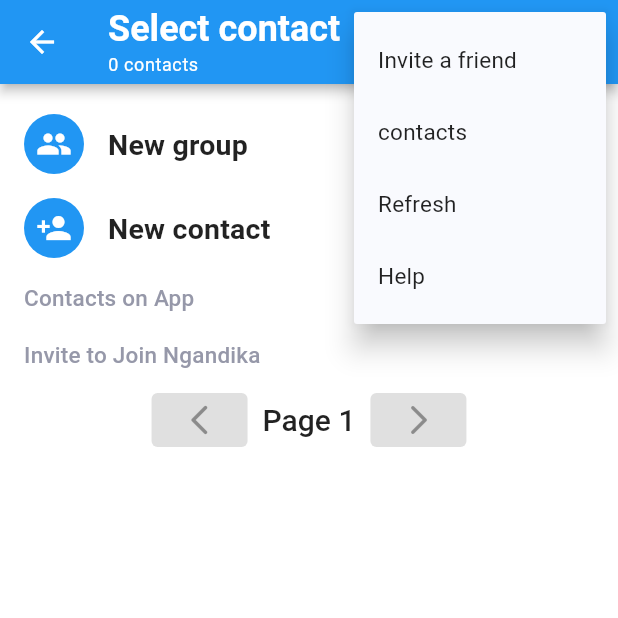
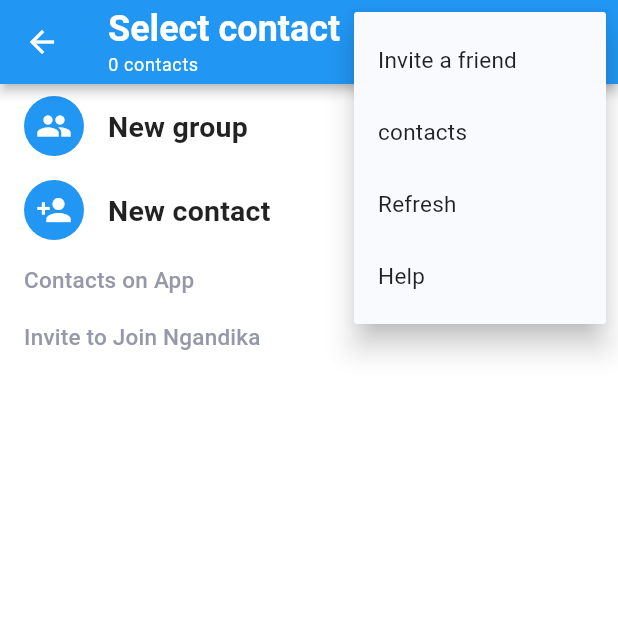
Before and after one commit to dicky7/ngandika_app, a Flutter app: the SelectContactPage screen opened by its route, after a tap on the "more vert" icon, on a phone screen of 412 x 824 dp, the top half of it. Run offline on Flutter 3.47's test engine with Material 2 defaults, Android fonts, the phone set to English and light mode, and no system bars; our stand-ins replace bloc, cached_network_image, cloud_firestore, country_picker, dartz, equatable and 13 more; accounts and stored records are empty; generated files the repository leaves out were written again.

Commit message:
update contact

```diff
--- a/lib/injection.dart
+++ b/lib/injection.dart
@@ -11,9 +11,9 @@ import 'package:ngandika_app/data/repository/auth_repository.dart';
 import 'package:ngandika_app/data/repository/select_contact_repository.dart';
 import 'package:ngandika_app/data/repository/user_repository.dart';
 import 'package:ngandika_app/presentation/bloc/auth/auth_cubit.dart';
+import 'package:ngandika_app/presentation/bloc/select_contact/getAllContact/get_all_contacts_cubit.dart';
 import 'package:ngandika_app/presentation/bloc/select_contact/getContactsNotOnApp/get_contacts_not_on_app_cubit.dart';
 import 'package:ngandika_app/presentation/bloc/select_contact/getContactsOnApp/get_contacts_on_app_cubit.dart';
-import 'package:ngandika_app/presentation/bloc/select_contact/getAllContact/get_all_contacts_cubit.dart';
 import 'package:ngandika_app/presentation/bloc/user/user_cubit.dart';
 import 'package:shared_preferences/shared_preferences.dart';
 
--- a/lib/main.dart
+++ b/lib/main.dart
@@ -3,18 +3,17 @@ import 'package:flutter/material.dart';
 import 'package:flutter_bloc/flutter_bloc.dart';
 import 'package:ngandika_app/presentation/bloc/auth/auth_cubit.dart';
 import 'package:ngandika_app/presentation/bloc/main_page/page_cubit.dart';
+import 'package:ngandika_app/presentation/bloc/select_contact/getAllContact/get_all_contacts_cubit.dart';
 import 'package:ngandika_app/presentation/bloc/select_contact/getContactsNotOnApp/get_contacts_not_on_app_cubit.dart';
 import 'package:ngandika_app/presentation/bloc/select_contact/getContactsOnApp/get_contacts_on_app_cubit.dart';
-import 'package:ngandika_app/presentation/bloc/select_contact/getAllContact/get_all_contacts_cubit.dart';
 import 'package:ngandika_app/presentation/bloc/user/user_cubit.dart';
-import 'package:ngandika_app/presentation/pages/main/main_page.dart';
 import 'package:ngandika_app/utils/routes/AppRoutes.dart';
 import 'package:ngandika_app/utils/styles/style.dart';
+
 import 'firebase_options.dart';
-
 import 'injection.dart' as di;
 
-void main() async{
+void main() async {
   WidgetsFlutterBinding.ensureInitialized();
   await Firebase.initializeApp(
     options: DefaultFirebaseOptions.currentPlatform,
@@ -34,9 +33,7 @@ class MyApp extends StatelessWidget {
         BlocProvider(
           create: (context) => PageCubit(),
         ),
-        BlocProvider(
-          create: (context) => di.locator<AuthCubit>()
-        ),
+        BlocProvider(create: (context) => di.locator<AuthCubit>()),
         BlocProvider(
           create: (context) => di.locator<UserCubit>(),
         ),
@@ -45,23 +42,22 @@ class MyApp extends StatelessWidget {
           create: (context) => di.locator<GetAllContactsCubit>(),
         ),
         BlocProvider(
+          lazy: true,
           create: (context) => di.locator<GetContactsOnAppCubit>(),
         ),
         BlocProvider(
+          lazy: true,
           create: (context) => di.locator<GetContactsNotOnAppCubit>(),
         ),
       ],
       child: MaterialApp(
-        theme: ThemeData(
-          brightness: Brightness.light,
-          textTheme: myTextTheme,
-          backgroundColor: kPrimaryColor,
-          scaffoldBackgroundColor: kPrimaryColor,
-          cardColor: kCardLight
-        ),
-        onGenerateRoute: AppRoutes.onGenerateRoute
-
-      ),
+          theme: ThemeData(
+              brightness: Brightness.light,
+              textTheme: myTextTheme,
+              backgroundColor: kPrimaryColor,
+              scaffoldBackgroundColor: kPrimaryColor,
+              cardColor: kCardLight),
+          onGenerateRoute: AppRoutes.onGenerateRoute),
     );
   }
 }
--- a/lib/presentation/bloc/select_contact/getContactsNotOnApp/get_contacts_not_on_app_cubit.dart
+++ b/lib/presentation/bloc/select_contact/getContactsNotOnApp/get_contacts_not_on_app_cubit.dart
@@ -24,6 +24,7 @@ class GetContactsNotOnAppCubit extends Cubit<GetContactsNotOnAppState> {
             (error) => emit(GetContactsNotOnAppError(error.message)),
             (contactsNotOnApp) {
           _totalContacts += contactsNotOnApp.length; // update total number of contacts
+          print("getContactsNotOnApp $_totalContacts");
           emit(GetContactsNotOnAppSuccess(contactsNotOnApp));
         },
       );
--- a/lib/presentation/bloc/select_contact/getContactsOnApp/get_contacts_on_app_cubit.dart
+++ b/lib/presentation/bloc/select_contact/getContactsOnApp/get_contacts_on_app_cubit.dart
@@ -1,9 +1,9 @@
 import 'package:bloc/bloc.dart';
 import 'package:equatable/equatable.dart';
-import 'package:meta/meta.dart';
 
 import '../../../../data/repository/select_contact_repository.dart';
 import 'get_contacts_on_app_state.dart';
+
 
 
 class GetContactsOnAppCubit extends Cubit<GetContactsOnAppState> {
@@ -20,9 +20,10 @@ class GetContactsOnAppCubit extends Cubit<GetContactsOnAppState> {
     _totalContacts = 0; // Reset total number of contacts to 0
     await repository.contactsOnApp().forEach((result) {
       result.fold(
-         (error) => emit(GetContactsOnAppError(error.message)),
-         (contactsOnApp) {
+              (error) => emit(GetContactsOnAppError(error.message)),
+              (contactsOnApp) {
             _totalContacts += contactsOnApp.length; // update total number of contacts
+            print("getContactsOnApp $_totalContacts");
             emit(GetContactsOnAppSuccess(contactsOnApp));
           }
       );
--- a/lib/presentation/bloc/select_contact/getContactsOnApp/get_contacts_on_app_state.dart
+++ b/lib/presentation/bloc/select_contact/getContactsOnApp/get_contacts_on_app_state.dart
@@ -2,11 +2,12 @@
 
 import 'package:equatable/equatable.dart';
 
-abstract class GetContactsOnAppState extends Equatable{
+abstract class GetContactsOnAppState extends Equatable {
   const GetContactsOnAppState();
 
   @override
-  List<Object> get props => [];
+  // TODO: implement props
+  List<Object?> get props => [];
 }
 
 class GetContactsOnAppInitial extends GetContactsOnAppState {}
--- a/lib/presentation/pages/main/select_contact/select_contact_page.dart
+++ b/lib/presentation/pages/main/select_contact/select_contact_page.dart
@@ -1,5 +1,8 @@
+import 'dart:math';
+
 import 'package:flutter/material.dart';
 import 'package:flutter_bloc/flutter_bloc.dart';
+import 'package:flutter_contacts/contact.dart';
 import 'package:ngandika_app/presentation/bloc/select_contact/getAllContact/get_all_contacts_state.dart';
 import 'package:ngandika_app/presentation/bloc/select_contact/getContactsNotOnApp/get_contacts_not_on_app_cubit.dart';
 import 'package:ngandika_app/presentation/bloc/select_contact/getContactsOnApp/get_contacts_on_app_cubit.dart';
@@ -12,6 +15,7 @@ import 'package:ngandika_app/utils/styles/style.dart';
 
 import '../../../../utils/functions/app_dialogs.dart';
 import '../../../bloc/select_contact/getAllContact/get_all_contacts_cubit.dart';
+import '../../../widget/custom_list_tile.dart';
 
 class SelectContactPage extends StatefulWidget {
   static const routeName = "select-contact";
@@ -23,50 +27,39 @@ class SelectContactPage extends StatefulWidget {
 }
 
 class _SelectContactPageState extends State<SelectContactPage> {
-  @override
-  void initState() {
-    super.initState();
-    context.read<GetAllContactsCubit>().getAllContacts();
-  }
 
   @override
   Widget build(BuildContext context) {
     return Builder(
       builder: (context) {
         context.read<GetAllContactsCubit>().getAllContacts();
-          return BlocConsumer<GetAllContactsCubit, GetAllContactsState>(
-            listener: (context, state) {
-              if (state is GetAllContactsError) {
-                AppDialogs.showCustomDialog(
-                    context: context,
-                    icons: Icons.close,
-                    title: "Error",
-                    content: state.message,
-                    onPressed: () => Navigator.pop(context));
-              }
-            },
+        return BlocBuilder<GetAllContactsCubit, GetAllContactsState>(
           builder: (context, state) {
             return Scaffold(
               appBar: SelectContactAppBar(
-                  numOfContacts: context.watch<GetContactsOnAppCubit>().totalContacts + context.watch<GetContactsNotOnAppCubit>().totalContacts,
+                numOfContacts: context.watch<GetContactsNotOnAppCubit>().totalContacts,
               ),
-                body: SingleChildScrollView(
-                  padding: const EdgeInsets.symmetric(vertical: 12),
-                  child: Column(
-                    crossAxisAlignment: CrossAxisAlignment.start,
-                    children: [
-                      const NewGroupContact(),
-                      titleText("Contacts on App"),
+              body: CustomScrollView(
+                slivers: [
+                  const SliverToBoxAdapter(
+                    child:  NewGroupContact(),
+                  ),
+                  SliverToBoxAdapter(
+                    child: titleText("Contacts on App"),
+                  ),
                   const ContactsOnAppList(),
-                      titleText("Invite to Join Ngandika"),
-                      const ContactsNotOnAppList(),
+                  SliverToBoxAdapter(
+                    child: titleText("Invite to Join Ngandika"),
+                  ),
+                  ContactsNotOnAppList()
                 ],
               ),
-                ),
+            );
+
+          },
         );
       },
     );
-        });
   }
 
   Widget titleText(String text) {
--- a/lib/presentation/pages/main/select_contact/widget/contacts_not_on_app_list.dart
+++ b/lib/presentation/pages/main/select_contact/widget/contacts_not_on_app_list.dart
@@ -6,18 +6,12 @@ import 'package:flutter_contacts/contact.dart';
 import 'package:ngandika_app/presentation/bloc/select_contact/getContactsNotOnApp/get_contacts_not_on_app_cubit.dart';
 import 'package:ngandika_app/utils/extensions/extenstions.dart';
 
-import '../../../../../utils/functions/app_dialogs.dart';
 import '../../../../../utils/styles/style.dart';
 import '../../../../widget/custom_list_tile.dart';
 
-class ContactsNotOnAppList extends StatefulWidget {
-  const ContactsNotOnAppList({Key? key}) : super(key: key);
+class ContactsNotOnAppList extends StatelessWidget {
 
-  @override
-  _ContactsNotOnAppListState createState() => _ContactsNotOnAppListState();
-}
-
-class _ContactsNotOnAppListState extends State<ContactsNotOnAppList> {
+  ContactsNotOnAppList({Key? key}) : super(key: key);
   final int _itemsPerPage = 15;
   int _currentPage = 1;
   List<Contact> _contactsToDisplay = [];
@@ -30,20 +24,19 @@ class _ContactsNotOnAppListState extends State<ContactsNotOnAppList> {
         return BlocBuilder<GetContactsNotOnAppCubit, GetContactsNotOnAppState>(
           builder: (context, state) {
             if (state is GetContactsNotOnAppLoading) {
-              return const Center(child: CircularProgressIndicator());
+              return const SliverFillRemaining(
+                child: Center(
+                  child: CircularProgressIndicator(),
+                ),
+              );
             } else if (state is GetContactsNotOnAppSuccess) {
+              final contactsNotOnApp = state.contactsNotOnApp;
               final startIndex = (_currentPage - 1) * _itemsPerPage;
-              final endIndex = min(startIndex + _itemsPerPage, state.contactsNotOnApp.length);
-              _contactsToDisplay.addAll(state.contactsNotOnApp.sublist(startIndex, endIndex));
+              final endIndex = min(startIndex + _itemsPerPage, contactsNotOnApp.length);
+              _contactsToDisplay.addAll(contactsNotOnApp.sublist(startIndex, endIndex));
 
-              return ListView.builder(
-                shrinkWrap: true,
-                itemCount: _contactsToDisplay.length + 1,
-                physics: const NeverScrollableScrollPhysics(),
-                itemBuilder: (context, index) {
-                  if (index == _contactsToDisplay.length) {
-                    return _buildPaginationButtons();
-                  } else {
+              return SliverList(
+                delegate: SliverChildBuilderDelegate((context, index) {
                     final contact = _contactsToDisplay[index];
                     return CustomListTile(
                       onTap: () {},
@@ -57,68 +50,29 @@ class _ContactsNotOnAppListState extends State<ContactsNotOnAppList> {
                       ),
                       title: contact.displayName,
                       titleButton: TextButton(
-                          onPressed: () {},
-                          child: Text("Invite",
-                              style: context.bodyLarge?.copyWith(
-                                  color: kBlueLight,
-                                  fontWeight: FontWeight.bold))),
+                        onPressed: () {},
+                        child: Text(
+                          "Invite",
+                          style: context.bodyLarge?.copyWith(
+                            color: kBlueLight,
+                            fontWeight: FontWeight.bold,
+                          ),
+                        ),
+                      ),
                     );
-                  }
-                },
+                  },
+                  childCount: _contactsToDisplay.length,
+                ),
               );
             } else {
               debugPrint("$state");
-              return SizedBox();
+              return const SliverFillRemaining(
+                child: SizedBox(),
+              );
             }
           },
         );
       },
     );
   }
-
-  Widget _buildPaginationButtons() {
-    final isFirstPage = _currentPage == 1;
-    final isLastPage = ((_currentPage * _itemsPerPage) >= (context.read<GetContactsNotOnAppCubit>().state as GetContactsNotOnAppSuccess).contactsNotOnApp.length);
-
-    return Row(
-      mainAxisAlignment: MainAxisAlignment.center,
-      children: [
-        ElevatedButton(
-          onPressed: isFirstPage ? null : () => _onPageChange(_currentPage - 1),
-          child: const Icon(Icons.arrow_back_ios_new_rounded),
-        ),
-        const SizedBox(width: 10),
-        Text(
-          'Page $_currentPage',
-          style: Theme
-              .of(context)
-              .textTheme
-              .headline6,
-        ),
-        const SizedBox(width: 10),
-        ElevatedButton(
-          onPressed: isLastPage ? null : () => _onPageChange(_currentPage + 1),
-          child: const Icon(Icons.arrow_forward_ios_rounded),
-        ),
-      ],
-    );
-  }
-
-  void _onPageChange(int page) {
-    setState(() {
-      _currentPage = page;
-    });
-
-    // un comment this code if you don't want new data bellow old data
-
-    // final startIndex = (_currentPage - 1) * _itemsPerPage;
-    // final endIndex = min(startIndex + _itemsPerPage, (context.read<GetContactsNotOnAppCubit>().state as GetContactsNotOnAppSuccess).contactsNotOnApp.length);
-    // final contactsToDisplay = (context.read<GetContactsNotOnAppCubit>().state as GetContactsNotOnAppSuccess).contactsNotOnApp.sublist(startIndex, endIndex);
-    //
-    // setState(() {
-    //   _contactsToDisplay = contactsToDisplay;
-    // });
-  }
-
-
 }
--- a/lib/presentation/pages/main/select_contact/widget/contacts_on_app_list.dart
+++ b/lib/presentation/pages/main/select_contact/widget/contacts_on_app_list.dart
@@ -9,19 +9,8 @@ import '../../../../bloc/select_contact/getContactsOnApp/get_contacts_on_app_cub
 import '../../../../bloc/select_contact/getAllContact/get_all_contacts_cubit.dart';
 import '../../../../bloc/select_contact/getContactsOnApp/get_contacts_on_app_state.dart';
 
-class ContactsOnAppList extends StatefulWidget {
+class ContactsOnAppList extends StatelessWidget {
   const ContactsOnAppList({Key? key}) : super(key: key);
-
-  @override
-  State<ContactsOnAppList> createState() => _ContactsOnAppListState();
-}
-
-class _ContactsOnAppListState extends State<ContactsOnAppList> {
-  @override
-  void initState() {
-    Future.microtask(() => context.read<GetContactsOnAppCubit>().getContactsOnApp());
-    super.initState();
-  }
 
   @override
   Widget build(BuildContext context) {
@@ -42,20 +31,16 @@ class _ContactsOnAppListState extends State<ContactsOnAppList> {
             builder: (context, state) {
               if (state is GetAllContactsLoading) {
                 return const Center(child: CircularProgressIndicator());
-            }
-            else if (state is GetContactsOnAppSuccess) {
-              return ListView.builder(
-                shrinkWrap: true,
-                itemCount: state.contactsOnApp.length,
-                physics: const NeverScrollableScrollPhysics(),
-                itemBuilder: (context, index) {
-                  final contact = state.contactsOnApp.values.toList()[index];
+              } else if (state is GetContactsOnAppSuccess) {
+                final contacts = state.contactsOnApp.values.toList();
+                return SliverList(
+                  delegate: SliverChildBuilderDelegate((context, index) {
+                    final contact = contacts[index];
                     return CustomListTile(
                       leading: ClipOval(
                         child: CachedNetworkImage(
                           imageUrl: contact["profilePicture"],
-                        placeholder: (context, url) =>
-                        const CircularProgressIndicator(),
+                          placeholder: (context, url) => const CircularProgressIndicator(),
                           fit: BoxFit.cover,
                           height: 44,
                           width: 44,
@@ -66,12 +51,15 @@ class _ContactsOnAppListState extends State<ContactsOnAppList> {
                       onTap: () {},
                     );
                   },
+                    childCount: contacts.length,
+                  ),
                 );
-            } else{
+              } else {
                 debugPrint("$state");
                 return SizedBox();
               }
             },
+
           );
         }
     );
```
Also changed, not shown: pubspec.lock. Lines whose indentation alone changed are shown as unchanged.
